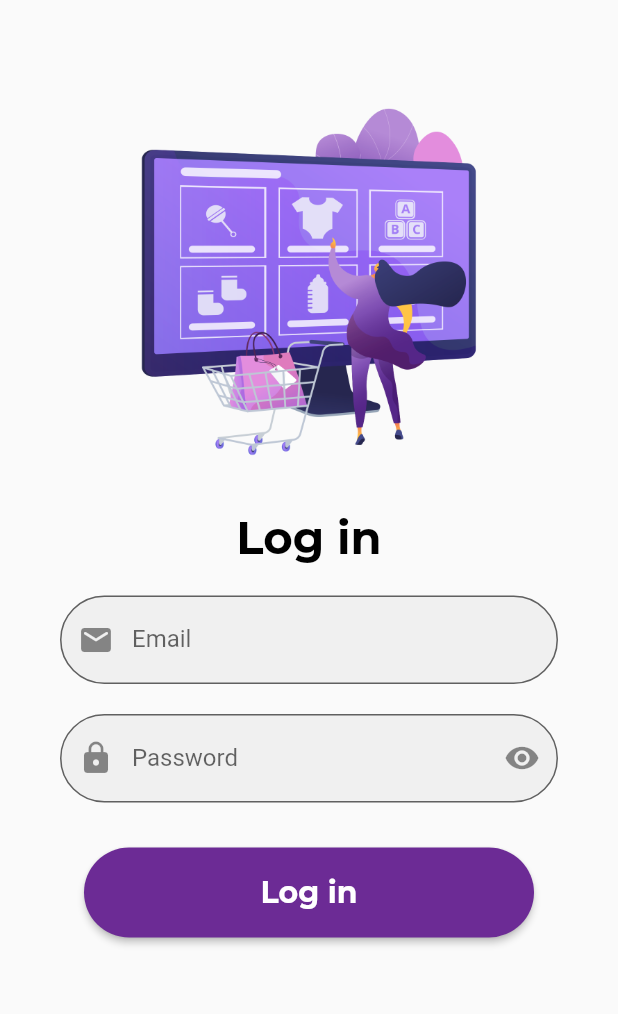
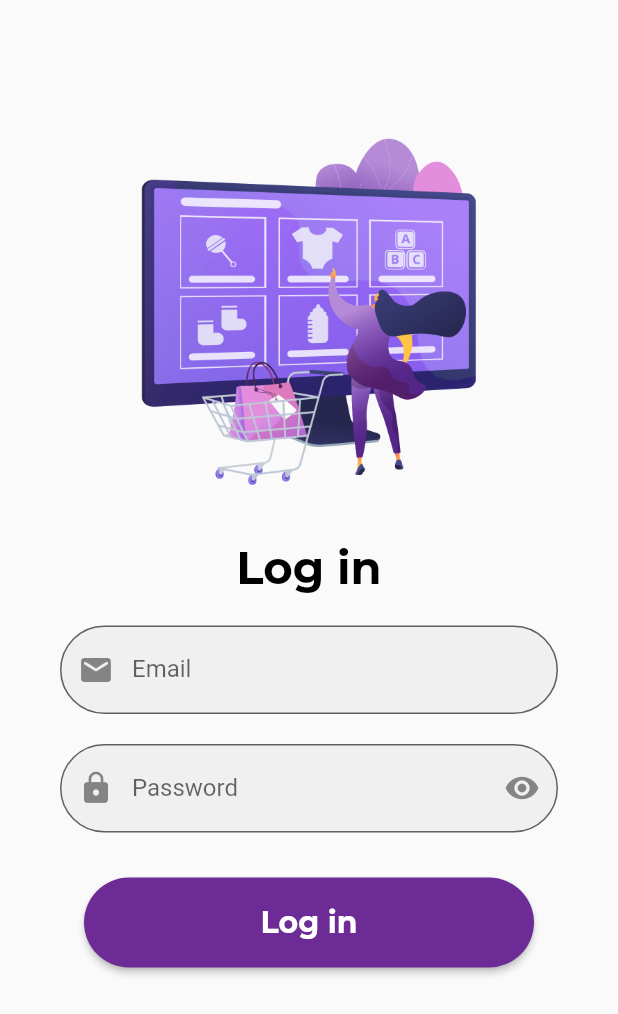
Before and after one commit to AntonDirani/cozy_mart_app, a Flutter app: the screen it shows after launch, after a tap on "Login", on a phone screen of 412 x 824 dp. Shown: the top 1014 px of the screen. Run offline on Flutter 3.47's test engine with Material 2 defaults, Android fonts, the phone set to English and light mode, and no system bars.

Commit message:
no message

```diff
--- a/lib/Screens/login_page.dart
+++ b/lib/Screens/login_page.dart
@@ -18,7 +18,7 @@ class LoginPage extends StatelessWidget {
                   // mainAxisAlignment: MainAxisAlignment.center,
                   children: [
                     const SizedBox(
-                      height: 40.0,
+                      height: 60.0,
                     ),
                     Image.asset(
                       'images/Login.png',
```
